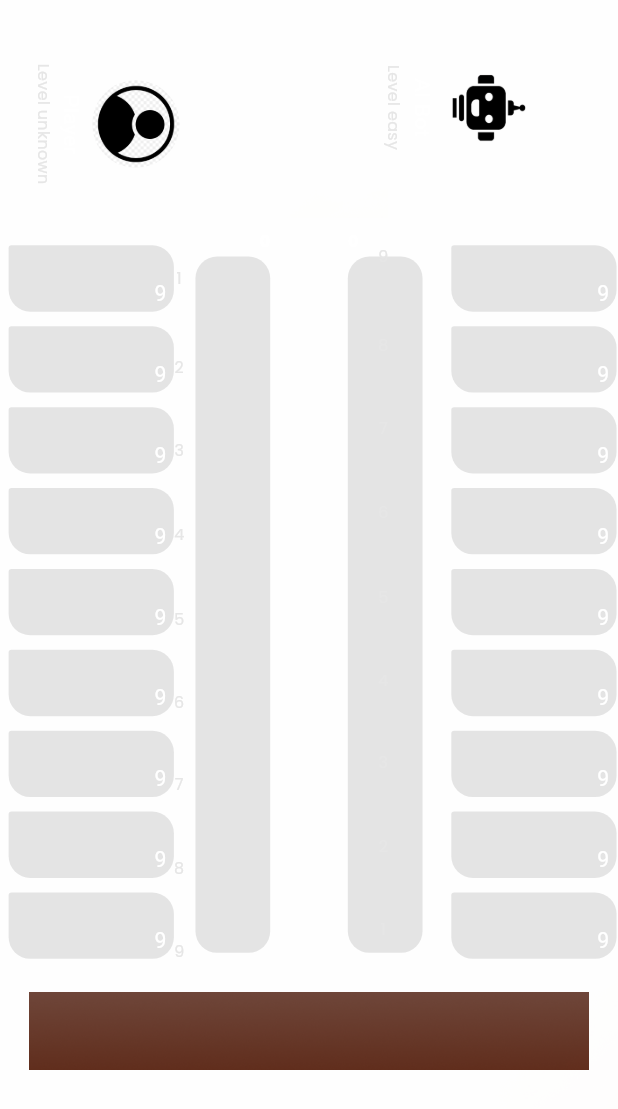
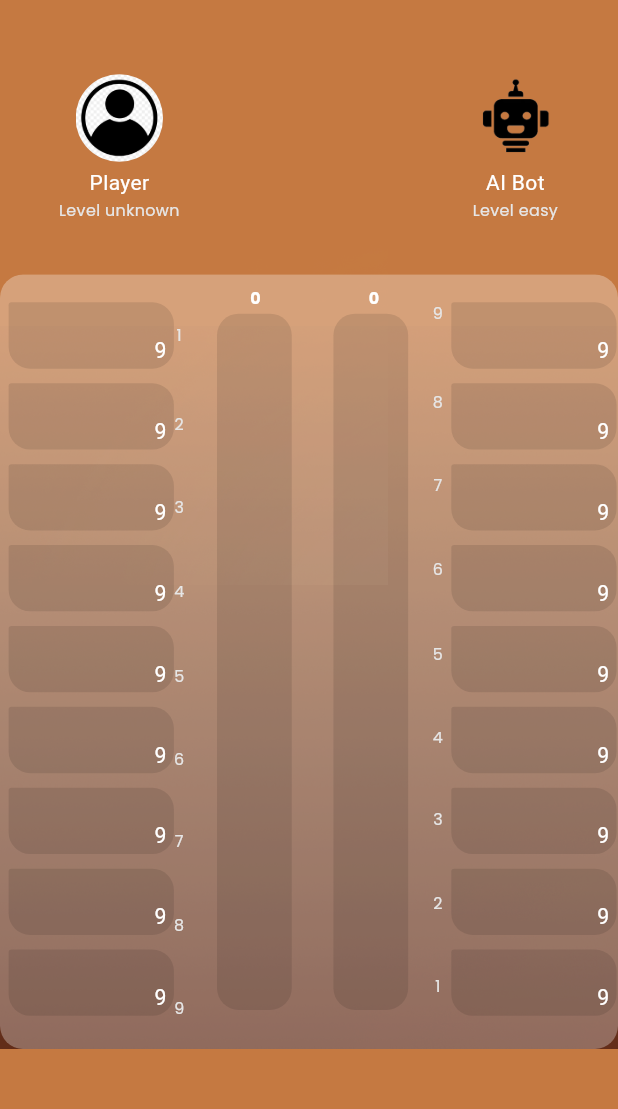
Before and after one commit to Nurmich/senior_togyzqumalaq, a Flutter app: the TogyzQumalaqBoard screen opened directly, on a phone screen of 412 x 824 dp. Shown: the top 1109 px of the screen. Run offline on Flutter 3.47's test engine with Material 3 defaults, Android fonts, the phone set to English and light mode, and no system bars; our stand-ins replace cached_network_image, flutter_secure_storage, flutter_svg, flutter_svg_provider; accounts and stored records are empty.

Commit message:
board fixed

```diff
--- a/lib/presentation/game_vertical_screen/gamePage.dart
+++ b/lib/presentation/game_vertical_screen/gamePage.dart
@@ -1,5 +1,6 @@
 import 'dart:math';
 import 'package:nurmukhammed_s_application4/widgets/app_bar/custom_app_bar.dart';
+import 'package:nurmukhammed_s_application4/widgets/app_bar2/custom_app_bar.dart';
 import 'package:nurmukhammed_s_application4/widgets/app_bar/appbar_leading_image.dart';
 import 'package:nurmukhammed_s_application4/widgets/custom_elevated_button.dart';
 import 'package:flutter/material.dart';
@@ -267,7 +268,7 @@ class _TogyzQumalaqBoardState extends State<TogyzQumalaqBoard> {
         margin: EdgeInsets.only(left: 5.h, top: 11.v),
         decoration: BoxDecoration(
           color: tuzdyq[0] != index
-              ? appTheme.black900.withOpacity(0.1)
+              ? appTheme.black901.withOpacity(0.1)
               : Color.fromARGB(255, 255, 0, 0),
           borderRadius: BorderRadius.only(
             topLeft: Radius.circular(2.h),
@@ -334,7 +335,7 @@ class _TogyzQumalaqBoardState extends State<TogyzQumalaqBoard> {
         margin: EdgeInsets.only(left: 5.h, top: 11.v),
         decoration: BoxDecoration(
           color: tuzdyq[1] != index
-              ? appTheme.black900.withOpacity(0.1)
+              ? appTheme.black901.withOpacity(0.1)
               : Color.fromARGB(255, 255, 0, 0),
           borderRadius: BorderRadius.only(
             topLeft: Radius.circular(2.h),
@@ -396,12 +397,13 @@ class _TogyzQumalaqBoardState extends State<TogyzQumalaqBoard> {
   @override
   Widget build(BuildContext context) {
     return Scaffold(
+      backgroundColor: Color(0XFFC57941),
       appBar: _buildAppBar(context),
       body: SizedBox(
         width: SizeUtils.width,
         child: SingleChildScrollView(
           child: SizedBox(
-            height: 925.v,
+            height: 735.v,
             width: double.maxFinite,
             child: Stack(
               alignment: Alignment.bottomRight,
@@ -409,23 +411,23 @@ class _TogyzQumalaqBoardState extends State<TogyzQumalaqBoard> {
                 CustomImageView(
                   imagePath: ImageConstant.imgRectangle556,
                   height: 545.v,
-                  width: 390.h,
+                  width: SizeUtils.width,
                   alignment: Alignment.bottomCenter,
-                  margin: EdgeInsets.only(bottom: 166.v),
+                  margin: EdgeInsets.only(bottom: 0.v),
                 ),
                 Opacity(
                   opacity: 0.5,
                   child: CustomImageView(
                     imagePath: ImageConstant.imgEllipse1,
                     height: 380.v,
-                    width: 225.h,
+                    width: SizeUtils.width,
                     alignment: Alignment.bottomRight,
                   ),
                 ),
                 Align(
                   alignment: Alignment.topCenter,
                   child: SizedBox(
-                    height: 700.v,
+                    height: 735.v,
                     width: double.maxFinite,
                     child: Stack(
                       alignment: Alignment.bottomCenter,
@@ -457,7 +459,7 @@ class _TogyzQumalaqBoardState extends State<TogyzQumalaqBoard> {
                                 horizontal: 1.h,
                                 vertical: 10.v,
                               ),
-                              decoration: AppDecoration.fillWhiteA.copyWith(
+                              decoration: AppDecoration.fillWhiteA1.copyWith(
                                 borderRadius: BorderRadiusStyle.roundedBorder16,
                               ),
                               child: Stack(
@@ -468,10 +470,10 @@ class _TogyzQumalaqBoardState extends State<TogyzQumalaqBoard> {
                                     child: Container(
                                       height: 525.v,
                                       width: 52.h,
-                                      margin: EdgeInsets.only(right: 135.h),
+                                      margin: EdgeInsets.only(right: 145.h),
                                       decoration: BoxDecoration(
-                                        color:
-                                            appTheme.black900.withOpacity(0.1),
+
+                                        color: appTheme.black901.withOpacity(0.1),
                                         borderRadius: BorderRadius.circular(
                                           15.h,
                                         ),
@@ -505,10 +507,10 @@ class _TogyzQumalaqBoardState extends State<TogyzQumalaqBoard> {
                                     child: Container(
                                       height: 525.v,
                                       width: 52.h,
-                                      margin: EdgeInsets.only(left: 135.h),
+                                      margin: EdgeInsets.only(left: 150.h),
                                       decoration: BoxDecoration(
                                         color:
-                                            appTheme.black900.withOpacity(0.1),
+                                            appTheme.black901.withOpacity(0.1),
                                         borderRadius: BorderRadius.circular(
                                           15.h,
                                         ),
@@ -631,8 +633,7 @@ class _TogyzQumalaqBoardState extends State<TogyzQumalaqBoard> {
                                   ),
                                   Padding(
                                     padding: EdgeInsets.only(
-                                      left: 262.h,
-                                      right: 118.h,
+                                      left: 300.h,
                                       bottom: 17.v,
                                     ),
                                     child: _buildNumbersTwo(
@@ -655,15 +656,21 @@ class _TogyzQumalaqBoardState extends State<TogyzQumalaqBoard> {
                                       children: [
                                         Row(
                                           mainAxisAlignment:
-                                              MainAxisAlignment.center,
+                                              MainAxisAlignment.start,
+
                                           children: [
-                                            Text(
+                                            Padding(
+                                              padding:
+                                                  EdgeInsets.only(left: 173.h),
+                                              child: Text(
                                                 kazanPlayer[0].toString(),
-                                              style: theme.textTheme.labelLarge,
+                                                style:
+                                                    theme.textTheme.labelLarge,
+                                              ),
                                             ),
                                             Padding(
                                               padding:
-                                                  EdgeInsets.only(left: 54.h),
+                                                  EdgeInsets.only(left: 75.h),
                                               child: Text(
                                                 kazanPlayer[1].toString(),
                                                 style:
@@ -684,7 +691,8 @@ class _TogyzQumalaqBoardState extends State<TogyzQumalaqBoard> {
                           alignment: Alignment.topCenter,
                           child: Padding(
                             padding: EdgeInsets.only(
-                              left: 125.h,
+                              left: 41.h,
+                              right: 41.h,
                               bottom: 592.v,
                             ),
                             child: Row(
@@ -738,7 +746,7 @@ class _TogyzQumalaqBoardState extends State<TogyzQumalaqBoard> {
 
   /// Section Widget
   PreferredSizeWidget _buildAppBar(BuildContext context) {
-    return CustomAppBar(
+    return CustomAppBar2(
       leadingWidth: double.maxFinite,
       leading: AppbarLeadingImage(
         imagePath: ImageConstant.imgVuesaxOutlineArrowLeft,
@@ -848,7 +856,7 @@ class _TogyzQumalaqBoardState extends State<TogyzQumalaqBoard> {
           nine,
           textAlign: TextAlign.center,
           style: theme.textTheme.labelLarge!.copyWith(
-            color: appTheme.black900.withOpacity(0.8),
+            color: appTheme.black901.withOpacity(0.8),
           ),
         ),
         SizedBox(height: 41.v),
@@ -856,7 +864,7 @@ class _TogyzQumalaqBoardState extends State<TogyzQumalaqBoard> {
           nine1,
           textAlign: TextAlign.center,
           style: theme.textTheme.labelLarge!.copyWith(
-            color: appTheme.black900.withOpacity(0.8),
+            color: appTheme.black901.withOpacity(0.8),
           ),
         ),
         SizedBox(height: 41.v),
@@ -864,7 +872,7 @@ class _TogyzQumalaqBoardState extends State<TogyzQumalaqBoard> {
           nine2,
           textAlign: TextAlign.center,
           style: theme.textTheme.labelLarge!.copyWith(
-            color: appTheme.black900.withOpacity(0.8),
+            color: appTheme.black901.withOpacity(0.8),
           ),
         ),
         SizedBox(height: 41.v),
@@ -872,7 +880,7 @@ class _TogyzQumalaqBoardState extends State<TogyzQumalaqBoard> {
           nine3,
           textAlign: TextAlign.center,
           style: theme.textTheme.labelLarge!.copyWith(
-            color: appTheme.black900.withOpacity(0.8),
+            color: appTheme.black901.withOpacity(0.8),
           ),
         ),
         SizedBox(height: 42.v),
@@ -880,7 +888,7 @@ class _TogyzQumalaqBoardState extends State<TogyzQumalaqBoard> {
           nine4,
           textAlign: TextAlign.center,
           style: theme.textTheme.labelLarge!.copyWith(
-            color: appTheme.black900.withOpacity(0.8),
+            color: appTheme.black901.withOpacity(0.8),
           ),
         ),
         SizedBox(height: 41.v),
@@ -888,7 +896,7 @@ class _TogyzQumalaqBoardState extends State<TogyzQumalaqBoard> {
           nine5,
           textAlign: TextAlign.center,
           style: theme.textTheme.labelLarge!.copyWith(
-            color: appTheme.black900.withOpacity(0.8),
+            color: appTheme.black901.withOpacity(0.8),
           ),
         ),
         SizedBox(height: 40.v),
@@ -896,7 +904,7 @@ class _TogyzQumalaqBoardState extends State<TogyzQumalaqBoard> {
           nine6,
           textAlign: TextAlign.center,
           style: theme.textTheme.labelLarge!.copyWith(
-            color: appTheme.black900.withOpacity(0.8),
+            color: appTheme.black901.withOpacity(0.8),
           ),
         ),
         SizedBox(height: 41.v),
@@ -904,7 +912,7 @@ class _TogyzQumalaqBoardState extends State<TogyzQumalaqBoard> {
           nine7,
           textAlign: TextAlign.center,
           style: theme.textTheme.labelLarge!.copyWith(
-            color: appTheme.black900.withOpacity(0.8),
+            color: appTheme.black901.withOpacity(0.8),
           ),
         ),
         SizedBox(height: 41.v),
@@ -912,7 +920,7 @@ class _TogyzQumalaqBoardState extends State<TogyzQumalaqBoard> {
           nine8,
           textAlign: TextAlign.center,
           style: theme.textTheme.labelLarge!.copyWith(
-            color: appTheme.black900.withOpacity(0.8),
+            color: appTheme.black901.withOpacity(0.8),
           ),
         ),
       ],
@@ -925,9 +933,7 @@ class _TogyzQumalaqBoardState extends State<TogyzQumalaqBoard> {
     required String player,
     required String levelCounter,
   }) {
-    return Transform(
-      transform: Matrix4.rotationZ(pi / 2),
-      child: Column(
+    return Column(
       children: [
         CustomImageView(
           imagePath: player == 'Player'
@@ -954,7 +960,6 @@ class _TogyzQumalaqBoardState extends State<TogyzQumalaqBoard> {
           ),
         ),
       ],
-      ),
     );
   }
 }
--- a/lib/theme/app_decoration.dart
+++ b/lib/theme/app_decoration.dart
@@ -8,6 +8,9 @@ class AppDecoration {
       );
   static BoxDecoration get fillWhiteA => BoxDecoration(
         color: appTheme.whiteA70001,
+      );
+       static BoxDecoration get fillWhiteA1 => BoxDecoration(
+        color: appTheme.whiteA700.withOpacity(0.16),
       );
 
   // Gradient decorations
--- a/lib/theme/theme_helper.dart
+++ b/lib/theme/theme_helper.dart
@@ -104,6 +104,7 @@ class ColorSchemes {
 class PrimaryColors {
   // Black
   Color get black900 => Color(0XFF030303);
+  Color get black901 => Color(0XFF000000);
   Color get black90033 => Color(0X33000000);
 
   // Blue
--- /dev/null
+++ b/lib/widgets/app_bar2/custom_app_bar.dart
@@ -0,0 +1,51 @@
+import 'package:flutter/material.dart';
+import 'package:nurmukhammed_s_application4/core/app_export.dart';
+
+// ignore: must_be_immutable
+class CustomAppBar2 extends StatelessWidget implements PreferredSizeWidget {
+  CustomAppBar2({
+    Key? key,
+    this.height,
+    this.leadingWidth,
+    this.leading,
+    this.title,
+    this.centerTitle,
+    this.actions,
+  }) : super(
+          key: key,
+        );
+
+  final double? height;
+
+  final double? leadingWidth;
+
+  final Widget? leading;
+
+  final Widget? title;
+
+  final bool? centerTitle;
+
+  final List<Widget>? actions;
+
+  @override
+  Widget build(BuildContext context) {
+    return AppBar(
+      elevation: 0,
+      toolbarHeight: height ?? 56.v,
+      automaticallyImplyLeading: false,
+      backgroundColor: Colors.transparent,
+      leadingWidth: leadingWidth ?? 0,
+      leading: leading,
+      title: title,
+      titleSpacing: 0,
+      centerTitle: centerTitle ?? false,
+      actions: actions,
+    );
+  }
+
+  @override
+  Size get preferredSize => Size(
+        SizeUtils.width,
+        height ?? 56.v,
+      );
+}
```
Also changed, not shown: lib/assets.dart (added, +46 -0 lines), lib/widgets/app_bar2/appbar_leading_image.dart (added, +38 -0 lines). Lines whose indentation alone changed are shown as unchanged.
